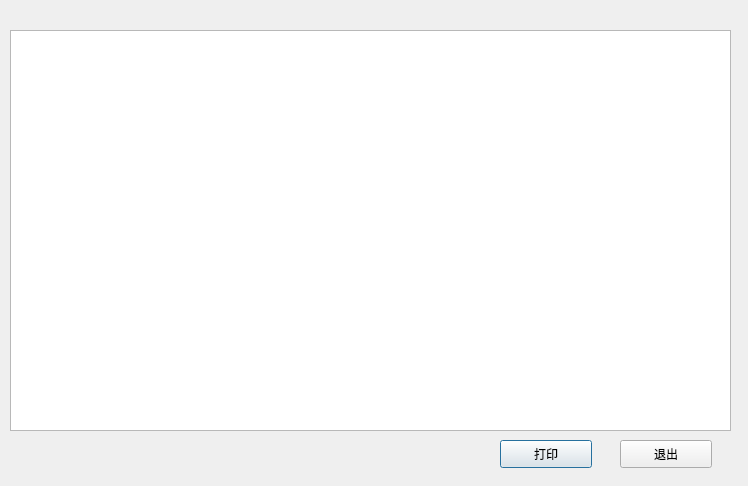
Before: the Qt Designer form detaillist.ui in Joxon/aircond-server, drawn with Qt 5.
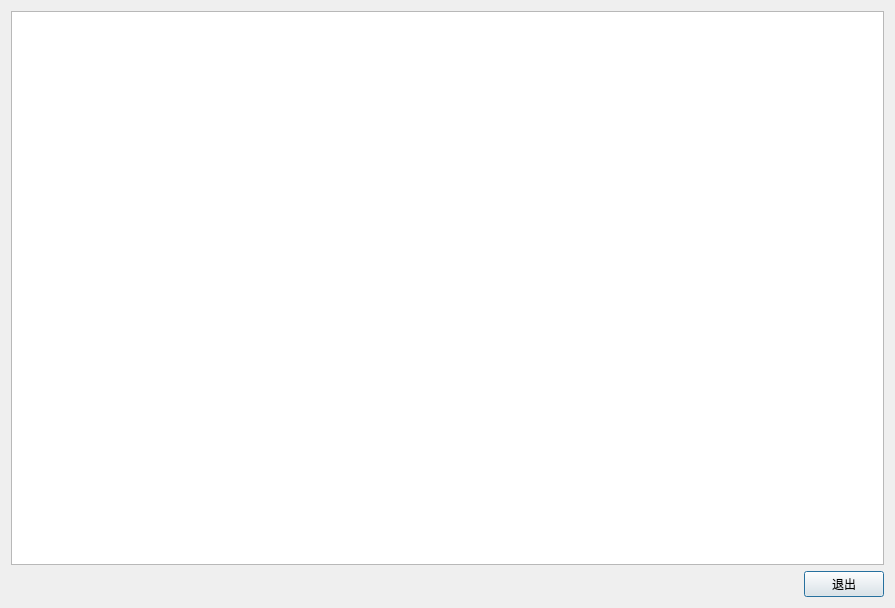
After: the same form once the commit is applied.

Diff of the .ui file:
```diff
--- a/detaillist.ui
+++ b/detaillist.ui
@@ -6,52 +6,73 @@
    <rect>
     <x>0</x>
     <y>0</y>
-    <width>748</width>
-    <height>486</height>
+    <width>895</width>
+    <height>608</height>
    </rect>
   </property>
+  <property name="minimumSize">
+   <size>
+    <width>800</width>
+    <height>600</height>
+   </size>
+  </property>
   <property name="windowTitle">
    <string>详单</string>
   </property>
+  <layout class="QVBoxLayout" name="verticalLayout">
+   <item>
   <widget class="QTableWidget" name="detail_list">
-   <property name="geometry">
-    <rect>
-     <x>10</x>
-     <y>30</y>
-     <width>721</width>
-     <height>401</height>
-    </rect>
-   </property>
+     <property name="editTriggers">
+      <set>QAbstractItemView::NoEditTriggers</set>
+     </property>
+     <property name="selectionMode">
+      <enum>QAbstractItemView::NoSelection</enum>
+     </property>
+     <property name="selectionBehavior">
+      <enum>QAbstractItemView::SelectRows</enum>
+     </property>
+     <property name="sortingEnabled">
+      <bool>true</bool>
+     </property>
+     <attribute name="horizontalHeaderCascadingSectionResizes">
+      <bool>true</bool>
+     </attribute>
+     <attribute name="horizontalHeaderDefaultSectionSize">
+      <number>100</number>
+     </attribute>
    <attribute name="horizontalHeaderStretchLastSection">
     <bool>true</bool>
    </attribute>
-  </widget>
-  <widget class="QPushButton" name="pushButton">
-   <property name="geometry">
-    <rect>
-     <x>500</x>
-     <y>440</y>
-     <width>92</width>
-     <height>28</height>
-    </rect>
-   </property>
-   <property name="text">
-    <string>打印</string>
-   </property>
-  </widget>
+     <attribute name="verticalHeaderVisible">
+      <bool>false</bool>
+     </attribute>
+    </widget>
+   </item>
+   <item>
+    <layout class="QHBoxLayout" name="horizontalLayout">
+     <item>
+      <spacer name="horizontalSpacer">
+       <property name="orientation">
+        <enum>Qt::Horizontal</enum>
+       </property>
+       <property name="sizeHint" stdset="0">
+        <size>
+         <width>40</width>
+         <height>20</height>
+        </size>
+       </property>
+      </spacer>
+     </item>
+     <item>
   <widget class="QPushButton" name="exit">
-   <property name="geometry">
-    <rect>
-     <x>620</x>
-     <y>440</y>
-     <width>92</width>
-     <height>28</height>
-    </rect>
-   </property>
    <property name="text">
     <string>退出</string>
    </property>
   </widget>
+     </item>
+    </layout>
+   </item>
+  </layout>
  </widget>
  <resources/>
  <connections/>
```
Lines whose indentation alone changed are shown as unchanged.
